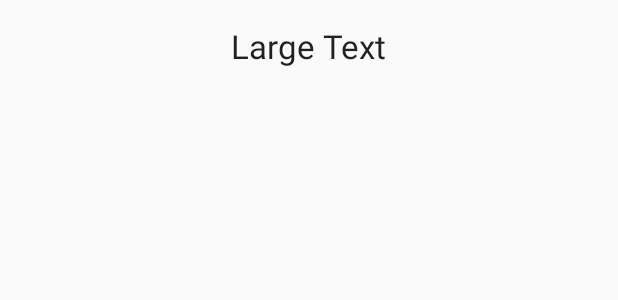
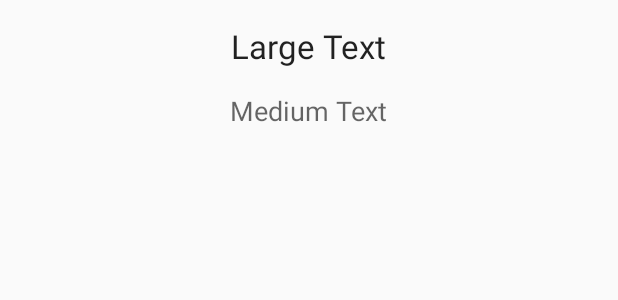
Before and after one commit to jonathany23/TipCalc, an Android app: the layout item_row.xml on its own in the app's theme, with its tools: preview values and no code run, on a phone screen of 412 x 824 dp. Shown: the top 300 px of the screen. Run offline under Robolectric (Android 15) with nearby library versions, the phone set to English and light mode, and no system bars.

Commit message:
Personalizacion cambio de colores y funcionalidades adicionalidades

```diff
--- a/app/src/main/AndroidManifest.xml
+++ b/app/src/main/AndroidManifest.xml
@@ -16,7 +16,11 @@
                 <category android:name="android.intent.category.LAUNCHER" />
             </intent-filter>
         </activity>
-        <activity android:name=".activities.TipDetailActivity"></activity>
+        <activity android:name=".activities.TipDetailActivity">
+            <meta-data
+                android:name="android.support.PARENT_ACTIVITY"
+                android:value=".activities.MainActivity"/>
+        </activity>
     </application>
 
 </manifest>
--- a/app/src/main/java/edu/galileo/android/tipcalc/adapters/TipAdapter.java
+++ b/app/src/main/java/edu/galileo/android/tipcalc/adapters/TipAdapter.java
@@ -47,6 +47,7 @@ public class TipAdapter extends RecyclerView.Adapter<TipAdapter.ViewHolder> {
         TipRecord element = dataset.get(position);
         String strTip = String.format(context.getString(R.string.global_message_tip), element.getTip());
         holder.txtContent.setText(strTip);
+        holder.txtTimestampHis.setText(element.getDateFormated());
         holder.setOnItemClickListener(element, onItemClicListener);
     }
 
@@ -69,6 +70,8 @@ public class TipAdapter extends RecyclerView.Adapter<TipAdapter.ViewHolder> {
 
         @Bind(R.id.txtContent)
         TextView txtContent;
+        @Bind(R.id.txtTimestampHis)
+        TextView txtTimestampHis;
         public ViewHolder(View itemView) {
             super(itemView);
             ButterKnife.bind(this, itemView);
--- a/app/src/main/res/layout/item_row.xml
+++ b/app/src/main/res/layout/item_row.xml
@@ -11,4 +11,12 @@
         android:padding="@dimen/activity_horizontal_margin"
         android:text="Large Text"
         android:id="@+id/txtContent" />
+
+    <TextView
+        android:layout_width="wrap_content"
+        android:layout_height="wrap_content"
+        android:textAppearance="?android:attr/textAppearanceMedium"
+        android:text="Medium Text"
+        android:id="@+id/txtTimestampHis"
+        android:layout_gravity="center_horizontal" />
 </LinearLayout>
--- a/app/src/main/res/values/colors.xml
+++ b/app/src/main/res/values/colors.xml
@@ -1,6 +1,6 @@
 <?xml version="1.0" encoding="utf-8"?>
 <resources>
-    <color name="colorPrimary">#3F51B5</color>
-    <color name="colorPrimaryDark">#303F9F</color>
-    <color name="colorAccent">#FF4081</color>
+    <color name="colorPrimary">#4CAF50</color>
+    <color name="colorPrimaryDark">#388E3C</color>
+    <color name="colorAccent">#536DFE</color>
 </resources>
```
